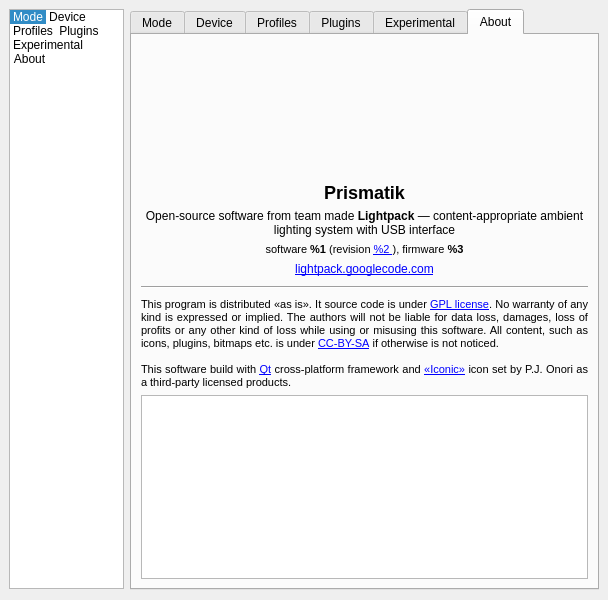
Qt form Software/src/SettingsWindow.ui (Atarity/Lightpack) before a commit.
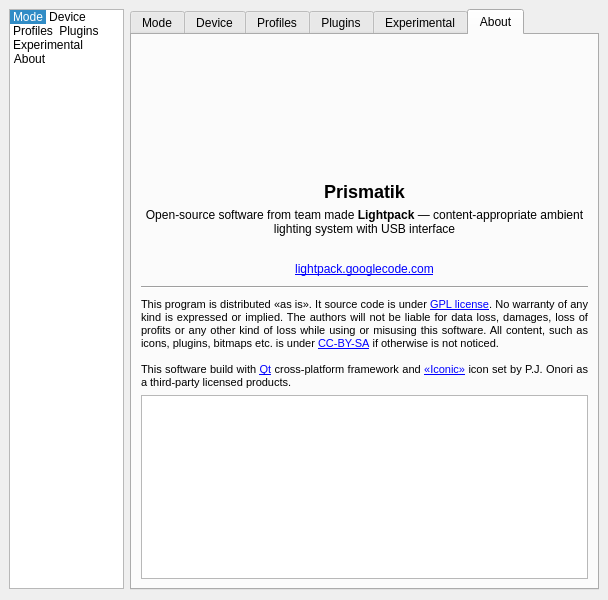
The same form after that commit. Icons and pictures are not drawn. Custom widgets are drawn as their Qt base class.

Commit message:
Fix incorrect version displaying in Settings->About
Sometimes Prismatik couldn't read version from Lightpack HID device.
In this case it reopens the device and eventually reads the version
information. Unfortunately, there was an issue that prevented
updating version string in UI more than once, due to "spoiled" template
string.

What changed in the file:
```diff
--- a/Software/src/SettingsWindow.ui
+++ b/Software/src/SettingsWindow.ui
@@ -2510,13 +2510,6 @@
             <height>16777215</height>
            </size>
           </property>
-          <property name="text">
-           <string>&lt;!DOCTYPE HTML PUBLIC &quot;-//W3C//DTD HTML 4.0//EN&quot; &quot;http://www.w3.org/TR/REC-html40/strict.dtd&quot;&gt;
-&lt;html&gt;&lt;head&gt;&lt;meta name=&quot;qrichtext&quot; content=&quot;1&quot; /&gt;&lt;style type=&quot;text/css&quot;&gt;
-p, li { white-space: pre-wrap; }
-&lt;/style&gt;&lt;/head&gt;&lt;body style=&quot; font-family:'MS Shell Dlg 2'; font-size:8.25pt; font-weight:400; font-style:normal;&quot;&gt;
-&lt;p style=&quot; margin-top:0px; margin-bottom:0px; margin-left:0px; margin-right:0px; -qt-block-indent:0; text-indent:0px;&quot;&gt;software &lt;span style=&quot; font-size:8pt; font-weight:600;&quot;&gt;%1&lt;/span&gt;&lt;span style=&quot; font-size:8pt;&quot;&gt; (revision &lt;/span&gt;&lt;a href=&quot;http://code.google.com/p/lightpack/source/detail?r=%2&quot;&gt;&lt;span style=&quot; font-size:8pt; text-decoration: underline; color:#0000ff;&quot;&gt;%2 &lt;/span&gt;&lt;/a&gt;&lt;span style=&quot; font-size:8pt;&quot;&gt;), firmware &lt;b&gt;%3&lt;/b&gt;&lt;/span&gt;&lt;/p&gt;&lt;/body&gt;&lt;/html&gt;</string>
-          </property>
           <property name="alignment">
            <set>Qt::AlignCenter</set>
           </property>
```
The commit also changes 1 other file.
